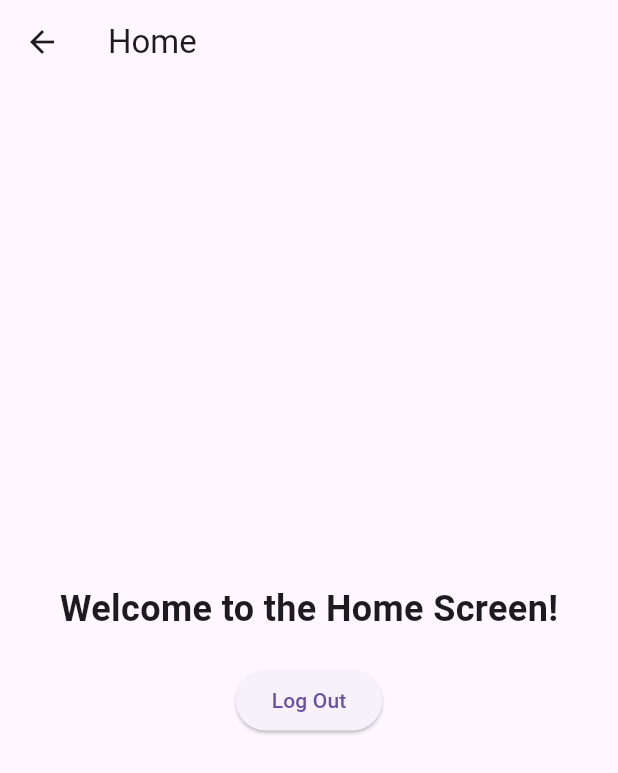
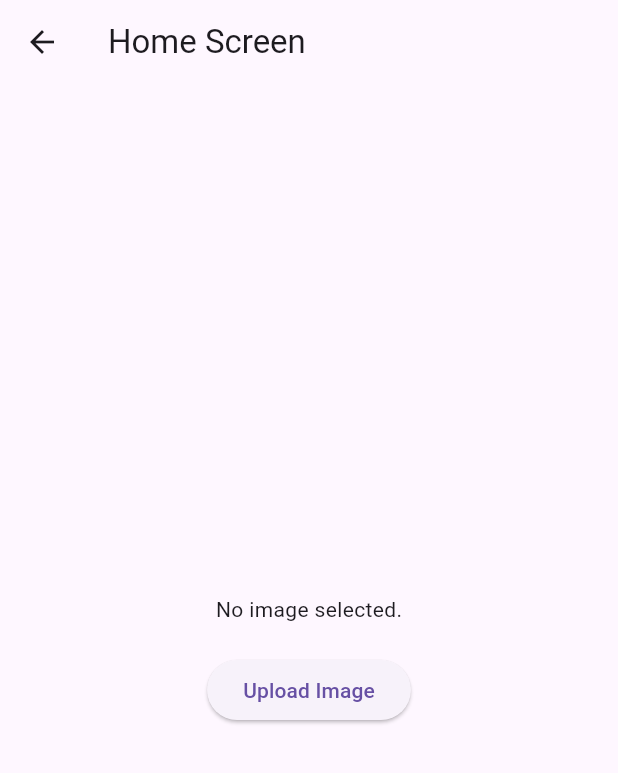
Before and after one commit to Aagash21/image-upload, a Flutter app: the HomeScreen screen opened directly, on a phone screen of 412 x 824 dp. Shown: the top 773 px of the screen. Run offline on Flutter 3.47's test engine with Material 3 defaults, Android fonts, the light colour scheme and no system bars; our stand-ins replace firebase_auth, firebase_storage, image_picker; accounts and stored records are empty.

Commit message:
Upload functionality setup

```diff
--- a/lib/home_screen.dart
+++ b/lib/home_screen.dart
@@ -1,26 +1,66 @@
 import 'package:flutter/material.dart';
+import 'package:image_picker/image_picker.dart';
+import 'dart:io';
 
-class HomeScreen extends StatelessWidget {
+class HomeScreen extends StatefulWidget {
+  @override
+  _HomeScreenState createState() => _HomeScreenState();
+}
+
+class _HomeScreenState extends State<HomeScreen> {
+  File? _image;
+
+  Future<void> _uploadImage() async {
+    final picker = ImagePicker();
+    final pickedFile = await showDialog<XFile?>(
+      context: context,
+      builder: (context) {
+        return AlertDialog(
+          title: Text('Select Image Source'),
+          actions: [
+            TextButton(
+              onPressed: () async {
+                final file = await picker.pickImage(source: ImageSource.camera);
+                Navigator.pop(context, file);
+              },
+              child: Text('Camera'),
+            ),
+            TextButton(
+              onPressed: () async {
+                final file = await picker.pickImage(source: ImageSource.gallery);
+                Navigator.pop(context, file);
+              },
+              child: Text('Gallery'),
+            ),
+          ],
+        );
+      },
+    );
+
+    if (pickedFile != null) {
+      setState(() {
+        _image = File(pickedFile.path);
+      });
+    }
+  }
+
   @override
   Widget build(BuildContext context) {
     return Scaffold(
       appBar: AppBar(
-        title: Text('Home'),
+        title: Text('Home Screen'),
       ),
       body: Center(
         child: Column(
           mainAxisAlignment: MainAxisAlignment.center,
           children: [
-            Text(
-              'Welcome to the Home Screen!',
-              style: TextStyle(fontSize: 24, fontWeight: FontWeight.bold),
-            ),
+            _image == null
+                ? Text('No image selected.')
+                : Image.file(_image!, height: 200), // Display the selected image
             SizedBox(height: 20),
             ElevatedButton(
-              onPressed: () {
-                Navigator.pop(context); // Navigate back to SignInScreen
-              },
-              child: Text('Log Out'),
+              onPressed: _uploadImage,
+              child: Text('Upload Image'),
             ),
           ],
         ),
```
Also changed, not shown: 1 other file.
